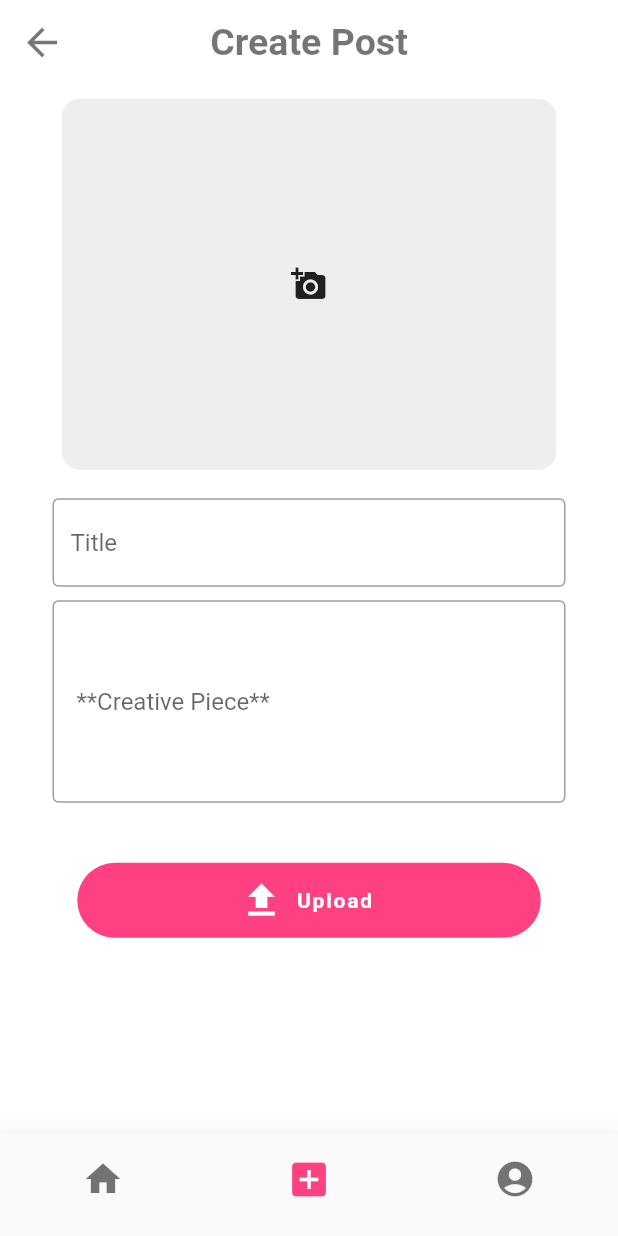
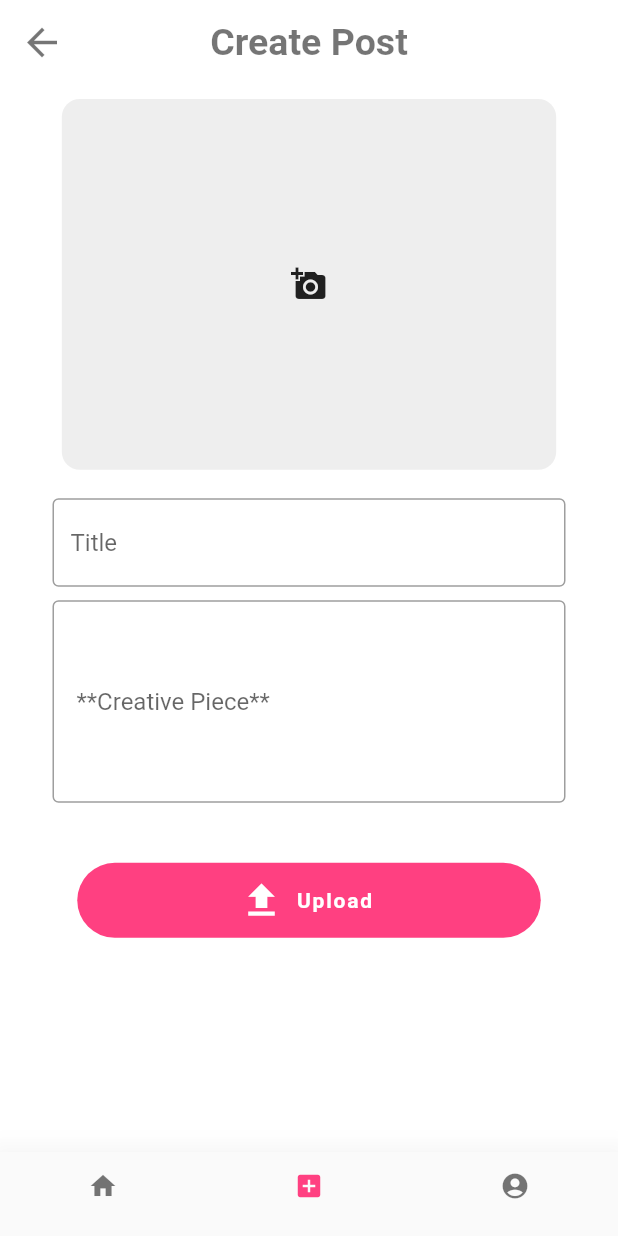
Before and after one commit to musumbidenis/poetry_blog_rebuild, a Flutter app: the screen it shows after launch, item 2 of the bottom bar chosen, on a phone screen of 412 x 824 dp. Run offline on Flutter 3.47's test engine with Material 2 defaults, Android fonts, the phone set to English and light mode, and no system bars; our stand-ins replace cached_network_image, flushbar, image_picker, random_string, shared_preferences; network calls fail; Roboto replaces fonts that are missing (Source Sans Pro).

Commit message:
Edited the bottom navigation icons

```diff
--- a/lib/screens/navigation.dart
+++ b/lib/screens/navigation.dart
@@ -29,30 +29,30 @@ class _NavigationState extends State<Navigation> {
         items: [
           BottomNavigationBarItem(
             icon: Padding(
-              padding: const EdgeInsets.only(top: 8.0),
+              padding: const EdgeInsets.only(top: 5.0),
               child: Icon(
                 Icons.home,
-                size: 28.0,
+                size: 20.0,
               ),
             ),
             title: Text(''),
           ),
           BottomNavigationBarItem(
             icon: Padding(
-              padding: const EdgeInsets.only(top: 8.0),
+              padding: const EdgeInsets.only(top: 5.0),
               child: Icon(
                 Icons.add_box,
-                size: 30.0,
+                size: 20.0,
               ),
             ),
             title: Text(''),
           ),
           BottomNavigationBarItem(
             icon: Padding(
-              padding: const EdgeInsets.only(top: 8.0),
+              padding: const EdgeInsets.only(top: 5.0),
               child: Icon(
                 Icons.account_circle,
-                size: 28.0,
+                size: 20.0,
               ),
             ),
             title: Text(''),
```
Also changed, not shown: lib/widgets/postContainer.dart (+5 -12 lines).
